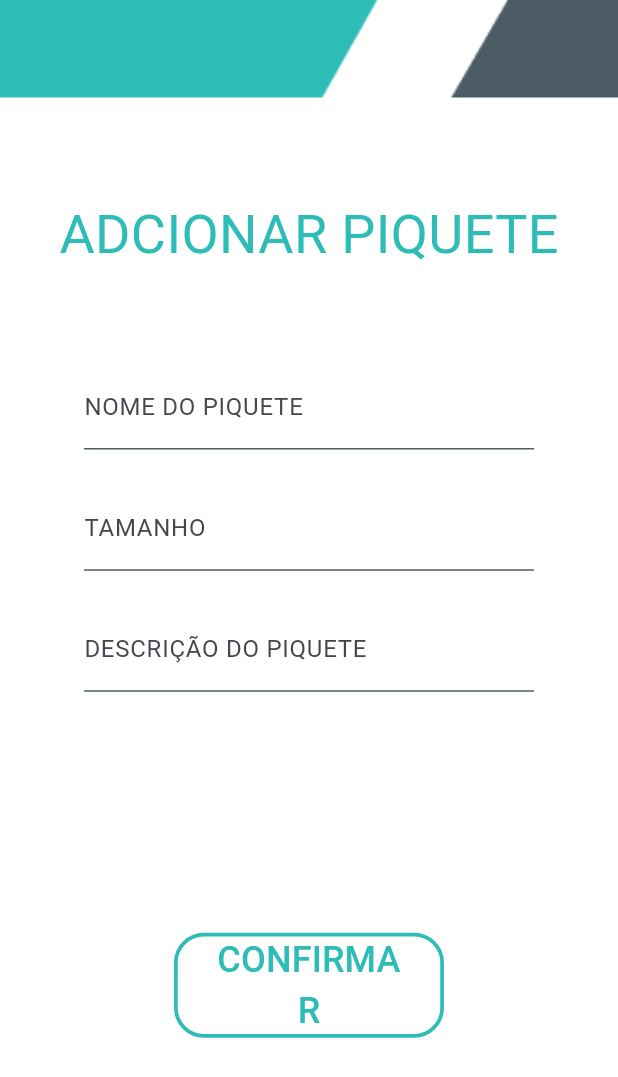
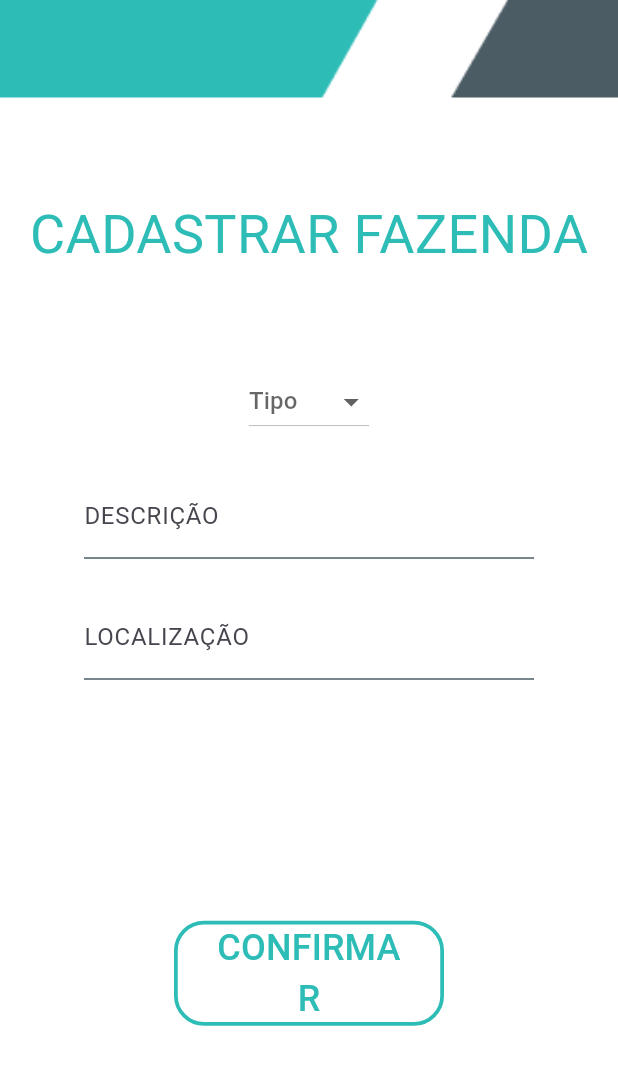
Before and after one commit to AndreLGDM/Tryber, a Flutter app: the screen it shows after launch, on a phone screen of 412 x 824 dp. Shown: the top 1077 px of the screen. Run offline on Flutter 3.47's test engine with Material 3 defaults, Android fonts, the phone set to English and light mode, and no system bars; our stand-ins replace google_fonts; Roboto replaces fonts that are missing (Kanit).

Commit message:
change signup to register/init dropdown

```diff
--- a/lib/models/body_design.dart
+++ b/lib/models/body_design.dart
@@ -5,8 +5,10 @@ import 'package:tryber/pages/login_page.dart';
 import 'package:tryber/pages/mail_confirmation_page.dart';
 import 'package:tryber/pages/principal_page.dart';
 import 'package:tryber/pages/recovey_page.dart';
-import 'package:tryber/pages/signup_farm_page.dart';
-import 'package:tryber/pages/signup_piquete.dart';
+import 'package:tryber/pages/register_animal.dart';
+import 'package:tryber/pages/register_farm_page.dart';
+import 'package:tryber/pages/register_picket.dart';
+import 'package:tryber/pages/register_trough.dart';
 
 class BodyDesign extends StatelessWidget {
   const BodyDesign({super.key});
@@ -29,7 +31,7 @@ class BodyDesign extends StatelessWidget {
             Expanded(
               child: Container(
                 color: const Color(0xFFFFFFFF),
-                child: const SignUpPiquete(),
+                child: const RegisterAnimal(),
               ),
             ),
           ],
--- /dev/null
+++ b/lib/models/custom_dropdown.dart
@@ -0,0 +1,36 @@
+import 'package:flutter/material.dart';
+
+class CustomDropdown extends StatefulWidget {
+  const CustomDropdown({super.key, required this.items, required this.hint});
+
+  final List<String> items;
+  final String hint;
+
+  @override
+  State<CustomDropdown> createState() {
+    return _CustomDropdownState();
+  }
+}
+
+class _CustomDropdownState extends State<CustomDropdown> {
+  String? _selectedItem;
+
+  @override
+  Widget build(BuildContext context) {
+    return DropdownButton<String>(
+      hint: Text(widget.hint),
+      value: _selectedItem,
+      onChanged: (String? newValue) {
+        setState(() {
+          _selectedItem = newValue;
+        });
+      },
+      items: widget.items.map<DropdownMenuItem<String>>((String value) {
+        return DropdownMenuItem<String>(
+          value: value,
+          child: Text(value),
+        );
+      }).toList(),
+    );
+  }
+}
--- a/lib/pages/signup_piquete.dart
+++ b/lib/pages/register_animal.dart
@@ -1,10 +1,11 @@
 import 'package:flutter/material.dart';
 import 'package:google_fonts/google_fonts.dart';
 import 'package:tryber/models/button_design.dart';
+import 'package:tryber/models/custom_dropdown.dart';
 import 'package:tryber/models/input_design.dart';
 
-class SignUpPiquete extends StatelessWidget {
-  const SignUpPiquete({super.key});
+class RegisterAnimal extends StatelessWidget {
+  const RegisterAnimal({super.key});
 
   @override
   Widget build(BuildContext context) {
@@ -12,16 +13,23 @@ class SignUpPiquete extends StatelessWidget {
       children: [
         SizedBox(height: MediaQuery.of(context).size.height * 0.08),
         Text(
-          'ADCIONAR PIQUETE',
+          'CADASTRAR FAZENDA',
           style:
               GoogleFonts.kanit(color: const Color(0xFF2DBCB6), fontSize: 36),
         ),
         SizedBox(height: MediaQuery.of(context).size.height * 0.075),
-        const InputDesign(text: 'NOME DO PIQUETE'),
+        CustomDropdown(items: const [
+          'Bezerro',
+          'Cabrito',
+          'Cavalo',
+          'Galinha',
+          'Porco',
+          'Ovelha'
+        ], hint: 'Tipo'),
         SizedBox(height: MediaQuery.of(context).size.height * 0.03),
-        const InputDesign(text: 'TAMANHO'),
+        const InputDesign(text: 'DESCRIÇÃO'),
         SizedBox(height: MediaQuery.of(context).size.height * 0.03),
-        const InputDesign(text: 'DESCRIÇÃO DO PIQUETE'),
+        const InputDesign(text: 'LOCALIZAÇÃO'),
         SizedBox(height: MediaQuery.of(context).size.height * 0.195),
         const ButtonDesign(text: 'CONFIRMAR')
       ],
```
Also changed, not shown: lib/pages/register_farm_page.dart (added, +30 -0 lines), lib/pages/register_picket.dart (renamed from lib/pages/signup_farm_page.dart, +6 -6 lines), lib/pages/register_trough.dart (added, +32 -0 lines).
